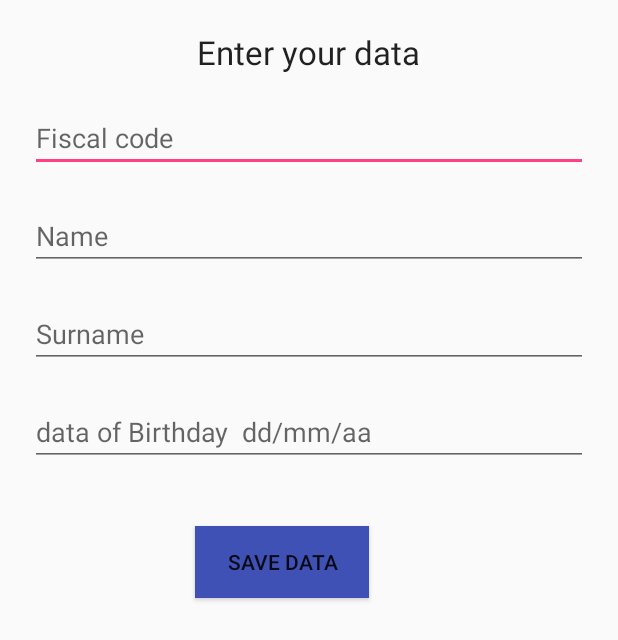
After one commit to DTLVTSL/imab, an Android app: the layout activity_profile.xml on its own in the app's theme, with its tools: preview values and no code run, on a phone screen of 412 x 824 dp. The commit adds this screen. Shown: the top 640 px of the screen. Run offline under Robolectric (Android 15) with nearby library versions, the phone set to English and light mode, and no system bars.

Commit message:
21/4  1:32

```diff
--- a/app/build.gradle
+++ b/app/build.gradle
@@ -30,7 +30,7 @@ dependencies {
     compile 'com.google.firebase:firebase-messaging:10.2.1'
     compile 'com.google.firebase:firebase-database:10.2.1'
     compile 'com.google.firebase:firebase-storage:10.2.1'
-    apk 'com.android.support.constraint:constraint-layout:1.0.2.backup'
+    //apk 'com.android.support.constraint:constraint-layout:1.0.2.backup'
     testCompile 'junit:junit:4.12'
 }
 apply plugin: 'com.google.gms.google-services'
--- a/app/src/main/java/com/example/imab/imab_group33/LoginActivity.java
+++ b/app/src/main/java/com/example/imab/imab_group33/LoginActivity.java
@@ -53,7 +53,7 @@ public class LoginActivity extends AppCompatActivity implements View.OnClickList
             finish();
             MainActivity.registration=false;
             //opening record activity
-            startActivity(new Intent(getApplicationContext(), RecordActivity.class));
+            startActivity(new Intent(getApplicationContext(), ProfileActivity.class));
         }
 
         //initializing views
@@ -102,7 +102,7 @@ public class LoginActivity extends AppCompatActivity implements View.OnClickList
                         if(task.isSuccessful()){
                             //start the profile activity
                             finish();
-                            startActivity(new Intent(getApplicationContext(), RecordActivity.class));
+                            startActivity(new Intent(getApplicationContext(), ProfileActivity.class));
                         }
                     }
                 });
--- a/app/src/main/java/com/example/imab/imab_group33/MainActivity.java
+++ b/app/src/main/java/com/example/imab/imab_group33/MainActivity.java
@@ -47,7 +47,7 @@ public class MainActivity extends AppCompatActivity implements View.OnClickListe
             finish();
 
             //and open profile activity
-            startActivity(new Intent(getApplicationContext(), RecordActivity.class));
+            startActivity(new Intent(getApplicationContext(), LoginActivity.class));
         }
         //initializing views
         editTextEmail = (EditText) findViewById(R.id.editTextEmail);
--- /dev/null
+++ b/app/src/main/res/layout/activity_profile.xml
@@ -0,0 +1,81 @@
+<?xml version="1.0" encoding="utf-8"?>
+<RelativeLayout  xmlns:android="http://schemas.android.com/apk/res/android"
+
+xmlns:app="http://schemas.android.com/apk/res-auto"
+xmlns:tools="http://schemas.android.com/tools"
+android:layout_width="match_parent"
+android:layout_height="match_parent"
+tools:context="com.example.imab.imab_group33.ProfileActivity">
+
+
+<LinearLayout
+    android:layout_width="match_parent"
+    android:layout_height="match_parent"
+    android:orientation="vertical"
+    android:layout_alignParentTop="true"
+    android:layout_alignParentStart="true">
+
+
+    <TextView
+        android:id="@+id/initMessage"
+        android:layout_width="wrap_content"
+        android:layout_height="wrap_content"
+        android:layout_gravity="center_horizontal"
+        android:text="Enter your data"
+        android:layout_marginTop="20dp"
+        android:textAppearance="?android:attr/textAppearanceLarge" />
+
+    <EditText
+        android:id="@+id/editCodicFisc"
+        android:layout_width="match_parent"
+        android:layout_height="wrap_content"
+        android:layout_marginTop="20dp"
+        android:layout_marginLeft="20dp"
+        android:layout_marginRight="20dp"
+        android:hint="Fiscal code" />
+
+    <EditText
+        android:id="@+id/editTextName"
+        android:layout_width="match_parent"
+        android:layout_height="wrap_content"
+        android:layout_marginTop="20dp"
+        android:layout_marginLeft="20dp"
+        android:layout_marginRight="20dp"
+        android:hint="Name" />
+
+    <EditText
+        android:id="@+id/editTextSurname"
+        android:layout_width="match_parent"
+        android:layout_height="wrap_content"
+        android:layout_marginTop="20dp"
+        android:layout_marginLeft="20dp"
+        android:layout_marginRight="20dp"
+        android:hint="Surname" />
+
+    <EditText
+        android:id="@+id/editDateBirth"
+        android:layout_width="match_parent"
+        android:layout_height="wrap_content"
+        android:ems="10"
+        android:inputType="date"
+        android:layout_marginTop="20dp"
+        android:layout_marginLeft="20dp"
+        android:layout_marginRight="20dp"
+        android:hint="data of Birthday  dd/mm/aa" />
+
+
+
+    <Button
+        android:id="@+id/buttonSave"
+        android:layout_width="116dp"
+        android:layout_height="wrap_content"
+        android:background="@color/colorPrimary"
+        android:layout_marginTop="40dp"
+        android:layout_marginLeft="130dp"
+        android:text="Save Data" />
+
+
+</LinearLayout>
+
+
+</RelativeLayout>
```
Also changed, not shown: app/src/main/java/com/example/imab/imab_group33/ProfileActivity.java (+104 -1 lines), app/src/main/java/com/example/imab/imab_group33/UserInformation.java (added, +26 -0 lines).
